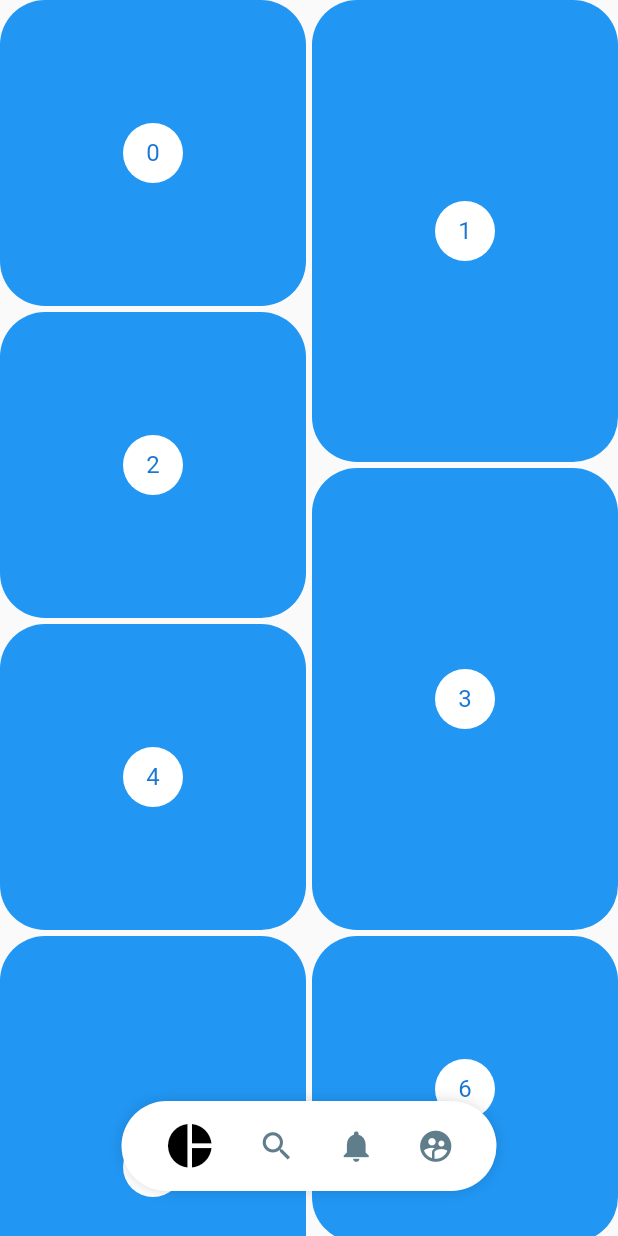
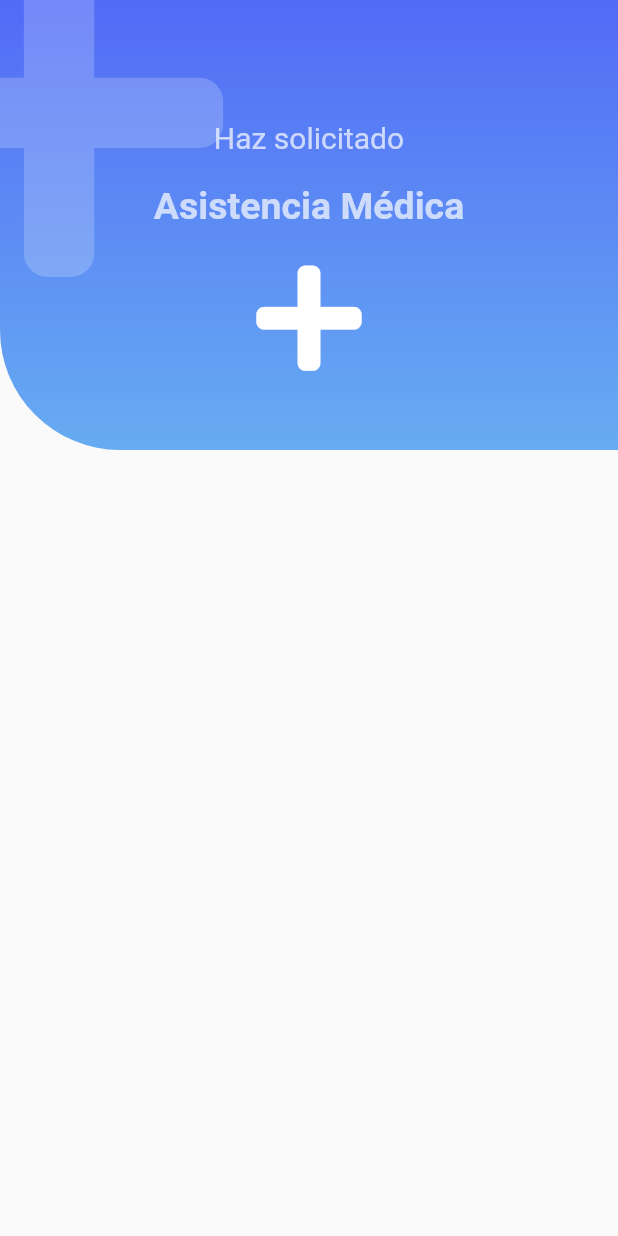
Before and after one commit to xavit/flutter_headers, a Flutter app: the screen it shows after launch, on a phone screen of 412 x 824 dp. Run offline on Flutter 3.47's test engine with Material 2 defaults, Android fonts, the phone set to English and light mode, and no system bars; our stand-ins replace font_awesome_flutter.

Commit message:
Sección 7 Emergency Layout

```diff
--- a/lib/main.dart
+++ b/lib/main.dart
@@ -1,5 +1,6 @@
 import 'package:flutter/material.dart';
-import 'package:headers/src/pages/pinteres_page.dart';
+import 'package:headers/src/pages/emergency_page.dart';
+// import 'package:headers/src/pages/pinteres_page.dart';
 // import 'package:headers/src/pages/animaciones_page.dart';
 // import 'package:headers/src/pages/headers_page.dart';
 // import 'package:headers/src/retos/cuadrado_animado_page.dart';
@@ -27,7 +28,7 @@ class MyApp extends StatelessWidget {
         // is not restarted.
         primarySwatch: Colors.blue,
       ),
-      home: PinterestPage(),
+      home: EmergencyPage(),
     );
   }
 }
--- /dev/null
+++ b/lib/src/pages/emergency_page.dart
@@ -0,0 +1,11 @@
+import 'package:flutter/material.dart';
+import 'package:headers/src/widgets/headers.dart';
+
+class EmergencyPage extends StatelessWidget {
+  @override
+  Widget build(BuildContext context) {
+    return Scaffold(
+      body: IconHeader(),
+    );
+  }
+}
--- a/lib/src/widgets/headers.dart
+++ b/lib/src/widgets/headers.dart
@@ -1,4 +1,7 @@
+import 'dart:ui';
+
 import 'package:flutter/material.dart';
+import 'package:font_awesome_flutter/font_awesome_flutter.dart';
 
 class HeaderCuadrado extends StatelessWidget {
   @override
@@ -307,3 +310,78 @@ class _HeaderWaveGradientPainter extends CustomPainter {
     return true;
   }
 }
+
+class IconHeader extends StatelessWidget {
+  final Color colorBlanco = Colors.white.withOpacity(0.7);
+  @override
+  Widget build(BuildContext context) {
+    return Stack(
+      children: <Widget>[
+        _IconHeaderBackground(),
+        Positioned(
+          top: -50,
+          left: -70,
+          child: FaIcon(
+            FontAwesomeIcons.plus,
+            size: 250,
+            color: Colors.white.withOpacity(0.2),
+          ),
+        ),
+        Column(
+          children: [
+            SizedBox(
+              height: 80,
+              width: double.infinity,
+            ),
+            Text(
+              'Haz solicitado',
+              style: TextStyle(
+                fontSize: 20,
+                color: colorBlanco,
+              ),
+            ),
+            SizedBox(height: 20),
+            Text(
+              'Asistencia Médica',
+              style: TextStyle(
+                fontSize: 25,
+                fontWeight: FontWeight.bold,
+                color: colorBlanco,
+              ),
+            ),
+            SizedBox(height: 20),
+            FaIcon(
+              FontAwesomeIcons.plus,
+              size: 80,
+              color: Colors.white,
+            ),
+          ],
+        )
+      ],
+    );
+  }
+}
+
+class _IconHeaderBackground extends StatelessWidget {
+  @override
+  Widget build(BuildContext context) {
+    return Container(
+      width: double.infinity,
+      height: 300,
+      decoration: BoxDecoration(
+        color: Colors.red,
+        borderRadius: BorderRadius.only(
+          bottomLeft: Radius.circular(80),
+        ),
+        gradient: LinearGradient(
+          begin: Alignment.topCenter,
+          end: Alignment.bottomCenter,
+          colors: <Color>[
+            Color(0xff526BF6),
+            Color(0xff67ACF2),
+          ],
+        ),
+      ),
+    );
+  }
+}
--- a/pubspec.yaml
+++ b/pubspec.yaml
@@ -30,6 +30,7 @@ dependencies:
 
   provider: ^5.0.0
   flutter_staggered_grid_view: ^0.4.0
+  font_awesome_flutter: ^9.0.0
 
 dev_dependencies:
   flutter_test:
```
Also changed, not shown: pubspec.lock.
